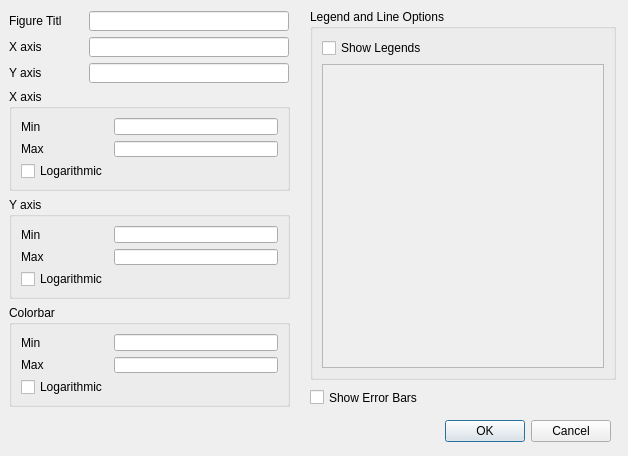
Above: mslice/plotting/plot_window/plot_options.ui from mantidproject/mslice before the change. Below: the same form after it.
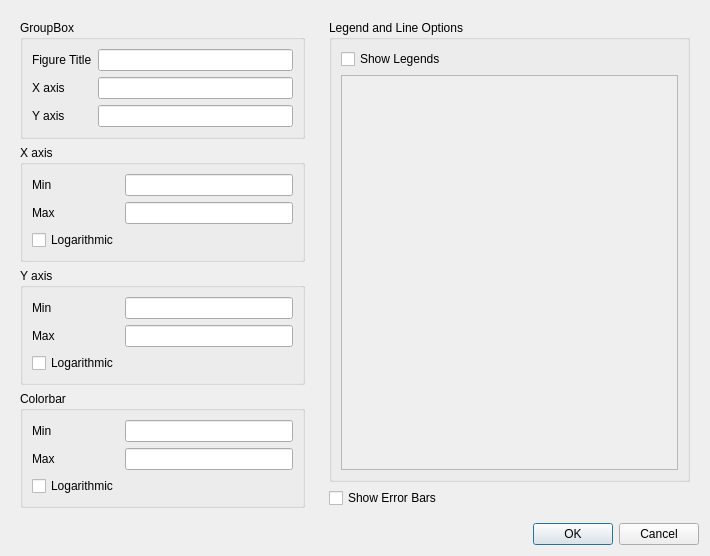
That is the form after the change.

Commit message: Fix layouts and window resizing Re #104

The edit to the form file:
```diff
--- a/mslice/plotting/plot_window/plot_options.ui
+++ b/mslice/plotting/plot_window/plot_options.ui
@@ -6,8 +6,8 @@
    <rect>
     <x>0</x>
     <y>0</y>
-    <width>628</width>
-    <height>456</height>
+    <width>710</width>
+    <height>501</height>
    </rect>
   </property>
   <property name="sizePolicy">
@@ -19,73 +19,67 @@
   <property name="windowTitle">
    <string>Plot Options</string>
   </property>
+  <layout class="QGridLayout" name="gridLayout_3">
+   <item row="0" column="0">
   <widget class="QWidget" name="axis_options" native="true">
-   <property name="geometry">
-    <rect>
-     <x>9</x>
-     <y>9</y>
-     <width>291</width>
-     <height>401</height>
-    </rect>
-   </property>
-   <widget class="QLabel" name="label_2">
-    <property name="geometry">
-     <rect>
-      <x>0</x>
-      <y>54</y>
-      <width>53</width>
-      <height>20</height>
-     </rect>
-    </property>
-    <property name="text">
-     <string>Y axis</string>
-    </property>
-   </widget>
+     <property name="sizePolicy">
+      <sizepolicy hsizetype="Expanding" vsizetype="Expanding">
+       <horstretch>4</horstretch>
+       <verstretch>1</verstretch>
+      </sizepolicy>
+     </property>
+     <property name="minimumSize">
+      <size>
+       <width>0</width>
+       <height>0</height>
+      </size>
+     </property>
+     <layout class="QVBoxLayout" name="verticalLayout">
+      <item>
+       <widget class="QGroupBox" name="groupBox">
+        <property name="title">
+         <string>GroupBox</string>
+        </property>
+        <layout class="QGridLayout" name="gridLayout_5">
+         <item row="1" column="1">
+          <widget class="QLineEdit" name="lneFigureTitle">
+           <property name="layoutDirection">
+            <enum>Qt::LeftToRight</enum>
+           </property>
+          </widget>
+         </item>
+         <item row="2" column="1">
+          <widget class="QLineEdit" name="lneXAxisLabel"/>
+         </item>
+         <item row="5" column="1">
+          <widget class="QLineEdit" name="lneYAxisLabel"/>
+         </item>
+         <item row="1" column="0">
    <widget class="QLabel" name="label">
-    <property name="geometry">
-     <rect>
-      <x>0</x>
-      <y>2</y>
-      <width>53</width>
-      <height>20</height>
-     </rect>
-    </property>
     <property name="text">
      <string>Figure Title</string>
     </property>
    </widget>
-   <widget class="QLineEdit" name="lneFigureTitle">
-    <property name="geometry">
-     <rect>
-      <x>80</x>
-      <y>2</y>
-      <width>200</width>
-      <height>20</height>
-     </rect>
-    </property>
-    <property name="layoutDirection">
-     <enum>Qt::LeftToRight</enum>
-    </property>
-   </widget>
-   <widget class="QLineEdit" name="lneYAxisLabel">
-    <property name="geometry">
-     <rect>
-      <x>80</x>
-      <y>54</y>
-      <width>200</width>
-      <height>20</height>
-     </rect>
-    </property>
-   </widget>
+         </item>
+         <item row="2" column="0">
+          <widget class="QLabel" name="label_3">
+           <property name="text">
+            <string>X axis </string>
+           </property>
+          </widget>
+         </item>
+         <item row="5" column="0">
+          <widget class="QLabel" name="label_2">
+           <property name="text">
+            <string>Y axis</string>
+           </property>
+          </widget>
+         </item>
+        </layout>
+       </widget>
+      </item>
+      <item>
    <widget class="QGroupBox" name="groupBox_2">
-    <property name="geometry">
-     <rect>
-      <x>0</x>
-      <y>80</y>
-      <width>281</width>
-      <height>102</height>
-     </rect>
-    </property>
     <property name="title">
      <string>X axis</string>
     </property>
@@ -101,7 +95,7 @@
       <widget class="QLineEdit" name="lneXMin">
        <property name="maximumSize">
         <size>
-         <width>181</width>
+             <width>16777215</width>
          <height>16777215</height>
         </size>
        </property>
@@ -118,7 +112,7 @@
       <widget class="QLineEdit" name="lneXMax">
        <property name="maximumSize">
         <size>
-         <width>181</width>
+             <width>16777215</width>
          <height>16777215</height>
         </size>
        </property>
@@ -133,15 +127,62 @@
      </item>
     </layout>
    </widget>
+      </item>
+      <item>
+       <widget class="QGroupBox" name="groupBox_3">
+        <property name="title">
+         <string>Y axis</string>
+        </property>
+        <layout class="QGridLayout" name="gridLayout_2">
+         <item row="0" column="0">
+          <widget class="QLabel" name="label_6">
+           <property name="text">
+            <string>Min</string>
+           </property>
+          </widget>
+         </item>
+         <item row="0" column="1">
+          <widget class="QLineEdit" name="lneYMin">
+           <property name="maximumSize">
+            <size>
+             <width>16777215</width>
+             <height>16777215</height>
+            </size>
+           </property>
+          </widget>
+         </item>
+         <item row="1" column="0">
+          <widget class="QLabel" name="label_7">
+           <property name="text">
+            <string>Max</string>
+           </property>
+          </widget>
+         </item>
+         <item row="1" column="1">
+          <widget class="QLineEdit" name="lneYMax">
+           <property name="maximumSize">
+            <size>
+             <width>16777215</width>
+             <height>16777215</height>
+            </size>
+           </property>
+           <property name="layoutDirection">
+            <enum>Qt::LeftToRight</enum>
+           </property>
+          </widget>
+         </item>
+         <item row="2" column="0">
+          <widget class="QCheckBox" name="chkYLog">
+           <property name="text">
+            <string>Logarithmic</string>
+           </property>
+          </widget>
+         </item>
+        </layout>
+       </widget>
+      </item>
+      <item>
    <widget class="QGroupBox" name="groupBox_4">
-    <property name="geometry">
-     <rect>
-      <x>0</x>
-      <y>296</y>
-      <width>281</width>
-      <height>102</height>
-     </rect>
-    </property>
     <property name="title">
      <string>Colorbar</string>
     </property>
@@ -175,121 +216,49 @@
      </item>
     </layout>
    </widget>
-   <widget class="QGroupBox" name="groupBox_3">
-    <property name="geometry">
-     <rect>
-      <x>0</x>
-      <y>188</y>
-      <width>281</width>
-      <height>102</height>
-     </rect>
-    </property>
-    <property name="title">
-     <string>Y axis</string>
-    </property>
-    <layout class="QGridLayout" name="gridLayout_2">
-     <item row="0" column="0">
-      <widget class="QLabel" name="label_6">
-       <property name="text">
-        <string>Min</string>
-       </property>
-      </widget>
-     </item>
-     <item row="0" column="1">
-      <widget class="QLineEdit" name="lneYMin">
-       <property name="maximumSize">
-        <size>
-         <width>181</width>
-         <height>16777215</height>
-        </size>
-       </property>
-      </widget>
-     </item>
-     <item row="1" column="0">
-      <widget class="QLabel" name="label_7">
-       <property name="text">
-        <string>Max</string>
-       </property>
-      </widget>
-     </item>
-     <item row="1" column="1">
-      <widget class="QLineEdit" name="lneYMax">
-       <property name="maximumSize">
-        <size>
-         <width>181</width>
-         <height>16777215</height>
-        </size>
-       </property>
-      </widget>
-     </item>
-     <item row="2" column="0">
-      <widget class="QCheckBox" name="chkYLog">
-       <property name="text">
-        <string>Logarithmic</string>
-       </property>
-      </widget>
      </item>
     </layout>
    </widget>
-   <widget class="QLineEdit" name="lneXAxisLabel">
-    <property name="geometry">
-     <rect>
-      <x>80</x>
-      <y>28</y>
-      <width>200</width>
-      <height>20</height>
-     </rect>
-    </property>
-   </widget>
-   <widget class="QLabel" name="label_3">
-    <property name="geometry">
-     <rect>
-      <x>0</x>
-      <y>28</y>
-      <width>53</width>
-      <height>20</height>
-     </rect>
-    </property>
-    <property name="text">
-     <string>X axis </string>
-    </property>
-   </widget>
-  </widget>
+   </item>
+   <item row="0" column="1">
   <widget class="QWidget" name="cut_options" native="true">
-   <property name="geometry">
-    <rect>
-     <x>300</x>
-     <y>9</y>
-     <width>322</width>
-     <height>401</height>
-    </rect>
-   </property>
-   <widget class="QCheckBox" name="chkShowErrorBars">
-    <property name="geometry">
-     <rect>
-      <x>10</x>
-      <y>380</y>
-      <width>295</width>
-      <height>17</height>
-     </rect>
-    </property>
-    <property name="text">
-     <string>Show Error Bars</string>
-    </property>
-   </widget>
-   <widget class="QGroupBox" name="groupBox">
-    <property name="geometry">
-     <rect>
-      <x>10</x>
-      <y>0</y>
-      <width>306</width>
-      <height>371</height>
-     </rect>
+     <property name="sizePolicy">
+      <sizepolicy hsizetype="Expanding" vsizetype="Expanding">
+       <horstretch>5</horstretch>
+       <verstretch>1</verstretch>
+      </sizepolicy>
+     </property>
+     <property name="minimumSize">
+      <size>
+       <width>0</width>
+       <height>0</height>
+      </size>
+     </property>
+     <property name="layoutDirection">
+      <enum>Qt::LeftToRight</enum>
+     </property>
+     <layout class="QVBoxLayout" name="verticalLayout_3">
+      <item>
+       <widget class="QGroupBox" name="groupBox_legend">
+        <property name="sizePolicy">
+         <sizepolicy hsizetype="Expanding" vsizetype="Expanding">
+          <horstretch>0</horstretch>
+          <verstretch>0</verstretch>
+         </sizepolicy>
+        </property>
+        <property name="minimumSize">
+         <size>
+          <width>0</width>
+          <height>0</height>
+         </size>
     </property>
     <property name="title">
      <string>Legend and Line Options</string>
     </property>
-    <layout class="QVBoxLayout" name="verticalLayout">
+        <layout class="QVBoxLayout" name="verticalLayout_2">
+         <property name="sizeConstraint">
+          <enum>QLayout::SetNoConstraint</enum>
+         </property>
      <item>
       <widget class="QCheckBox" name="chkShowLegends">
        <property name="text">
@@ -299,9 +268,15 @@
      </item>
      <item>
       <widget class="QScrollArea" name="scrollArea">
+           <property name="sizePolicy">
+            <sizepolicy hsizetype="Expanding" vsizetype="Expanding">
+             <horstretch>1</horstretch>
+             <verstretch>1</verstretch>
+            </sizepolicy>
+           </property>
        <property name="minimumSize">
         <size>
-         <width>275</width>
+             <width>0</width>
          <height>0</height>
         </size>
        </property>
@@ -322,8 +297,8 @@
          <rect>
           <x>0</x>
           <y>0</y>
-          <width>284</width>
-          <height>313</height>
+              <width>341</width>
+              <height>355</height>
          </rect>
         </property>
         <layout class="QVBoxLayout" name="verticalLayout_legend">
@@ -348,15 +323,30 @@
      </item>
     </layout>
    </widget>
-  </widget>
+      </item>
+      <item>
+       <widget class="QCheckBox" name="chkShowErrorBars">
+        <property name="sizePolicy">
+         <sizepolicy hsizetype="Minimum" vsizetype="Minimum">
+          <horstretch>0</horstretch>
+          <verstretch>0</verstretch>
+         </sizepolicy>
+        </property>
+        <property name="text">
+         <string>Show Error Bars</string>
+        </property>
+       </widget>
+      </item>
+     </layout>
+    </widget>
+   </item>
+   <item row="1" column="0" colspan="2">
   <widget class="QDialogButtonBox" name="buttonBox">
-   <property name="geometry">
-    <rect>
-     <x>10</x>
-     <y>420</y>
-     <width>601</width>
-     <height>23</height>
-    </rect>
+     <property name="sizePolicy">
+      <sizepolicy hsizetype="Minimum" vsizetype="Fixed">
+       <horstretch>0</horstretch>
+       <verstretch>0</verstretch>
+      </sizepolicy>
    </property>
    <property name="layoutDirection">
     <enum>Qt::LeftToRight</enum>
@@ -365,10 +355,8 @@
     <set>QDialogButtonBox::Cancel|QDialogButtonBox::Ok</set>
    </property>
   </widget>
-  <zorder>axis_options</zorder>
-  <zorder>cut_options</zorder>
-  <zorder>buttonBox</zorder>
-  <zorder>buttonBox</zorder>
+   </item>
+  </layout>
  </widget>
  <resources/>
  <connections/>
```
Left out of the diff: 2 changed lines with no effect on the pictures. Lines whose indentation alone changed are shown as unchanged. The commit also changes 3 other files.
